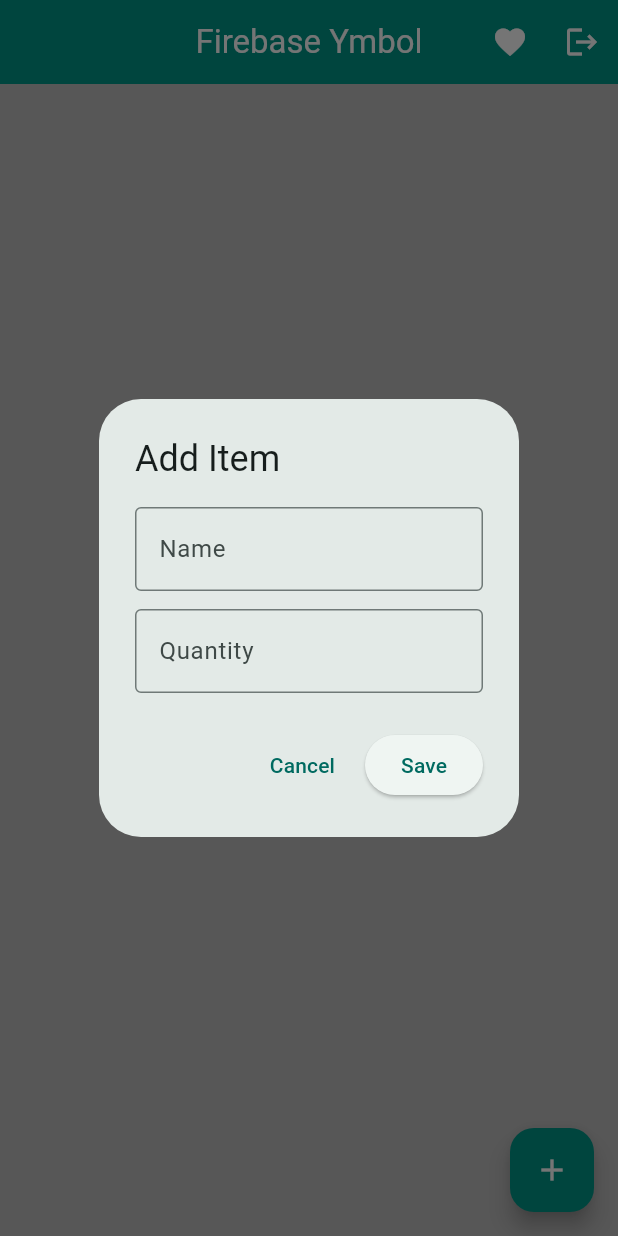
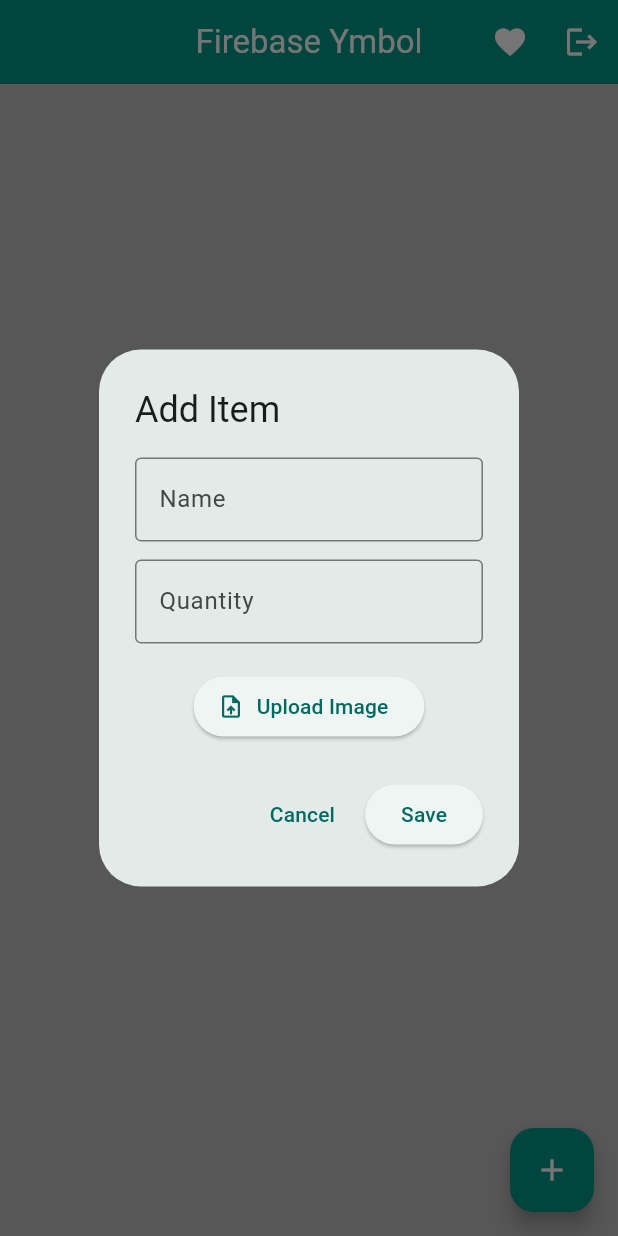
Before and after one commit to Saint-Archylax/flutter_notes_firebase-cloudinary_task10, a Flutter app: the screen it shows once a user with an empty profile is signed in, after a tap on the "favorite outline" icon, after a tap on the "add" icon, on a phone screen of 412 x 824 dp. Run offline on Flutter 3.47's test engine with Material 3 defaults, Android fonts, the phone set to English and light mode, and no system bars; our stand-ins replace cloud_firestore, firebase_auth, firebase_core, google_sign_in, image_picker; missing offline and left inert: cloudinary_public; accounts and stored records are empty.

Commit message:
Task 10 Firebase Cloudinary Image Upload

```diff
--- a/lib/crud_service.dart
+++ b/lib/crud_service.dart
@@ -1,5 +1,16 @@
+import 'dart:io';
+
 import 'package:cloud_firestore/cloud_firestore.dart';
 import 'package:firebase_auth/firebase_auth.dart';
+import 'package:cloudinary_public/cloudinary_public.dart';
+import 'package:image_picker/image_picker.dart';
+
+class PickedImage {
+  final File file;
+  final String url;
+
+  PickedImage({required this.file, required this.url});
+}
 
 class CrudService {
   final CollectionReference<Map<String, dynamic>> items =
@@ -7,7 +18,38 @@ class CrudService {
 
   String get ownerId => FirebaseAuth.instance.currentUser!.uid;
 
-  //Save a new item under the currently logged-in user.
+  //my cloudinary name
+  static const String cloudName = 'axoafxtn';
+  static const String uploadPreset = 'flutter_notes_preset';
+
+  final CloudinaryPublic _cloudinary = CloudinaryPublic(
+    cloudName,
+    uploadPreset,
+    cache: false,
+  );
+  final ImagePicker _picker = ImagePicker();
+
+  //Pumili ng picture sa gallery at i-upload ito sa Cloudinary.
+  Future<PickedImage?> pickImageForAddItem() async {
+    final XFile? pickedFile = await _picker.pickImage(
+      source: ImageSource.gallery,
+      imageQuality: 80,
+      maxWidth: 1200,
+    );
+    if (pickedFile == null) return null;
+
+    final file = File(pickedFile.path);
+    final response = await _cloudinary.uploadFile(
+      CloudinaryFile.fromFile(
+        file.path,
+        resourceType: CloudinaryResourceType.Image,
+      ),
+    );
+
+    return PickedImage(file: file, url: response.secureUrl);
+  }
+
+  //I-save ang item data at ang URL ng image sa Firestore.
   Future<void> addItem(String name, int quantity, {String imageUrl = ''}) async {
     await items.add({
       'name': name,
@@ -19,22 +61,32 @@ class CrudService {
     });
   }
 
-  //Read only this user's items. Automatic updates from Firebase.
+  //Basahin lamang ang items ng kasalukuyang naka-login na user.
   Stream<QuerySnapshot<Map<String, dynamic>>> getItems() {
     return items.where('ownerId', isEqualTo: ownerId).snapshots();
   }
 
-  //Edit the name and quantity without changing the favorite status.
-  Future<void> updateItem(String id, String name, int quantity) async {
-    await items.doc(id).update({'name': name, 'quantity': quantity});
+  //I-update ang item; palitan lang ang picture kapag may bagong URL.
+  Future<void> updateItem(
+    String id,
+    String name,
+    int quantity, {
+    String? imageUrl,
+  }) async {
+    final updates = <String, dynamic>{
+      'name': name,
+      'quantity': quantity,
+    };
+    if (imageUrl != null) updates['image_url'] = imageUrl;
+    await items.doc(id).update(updates);
   }
 
-  //Save the heart status in Firestore para hindi mawala after restart.
+  //I-save ang Favorites para hindi ito mawala after restarting.
   Future<void> setFavorite(String id, bool isFavorite) async {
     await items.doc(id).update({'isFavorite': isFavorite});
   }
 
-  //Delete the selected item.
+  //Tanggalin ang item record sa Firestore (hindi ang Cloudinary image).
   Future<void> deleteItem(String id) async {
     await items.doc(id).delete();
   }
--- a/lib/home_page.dart
+++ b/lib/home_page.dart
@@ -1,3 +1,5 @@
+import 'dart:io';
+
 import 'package:cloud_firestore/cloud_firestore.dart';
 import 'package:flutter/material.dart';
 import 'crud_service.dart';
@@ -30,12 +32,16 @@ class _HomePageState extends State<HomePage> {
     );
   }
 
-  //Same dialog for adding and editing an item.
+  //Gamit ang parehong dialog para sa Add at Edit Item.
   void openItemDialog({QueryDocumentSnapshot<Map<String, dynamic>>? item}) {
     final bool isEditing = item != null;
     final data = item?.data();
     nameCtrl.text = data?['name']?.toString() ?? '';
     qtyCtrl.text = data?['quantity']?.toString() ?? '';
+
+    File? selectedImageFile;
+    String? selectedImageUrl = data?['image_url']?.toString();
+    bool uploading = false;
     bool saving = false;
 
     showDialog<void>(
@@ -43,7 +49,8 @@ class _HomePageState extends State<HomePage> {
       builder: (dialogContext) => StatefulBuilder(
         builder: (dialogContext, setDialogState) => AlertDialog(
           title: Text(isEditing ? 'Edit Item' : 'Add Item'),
-          content: Column(
+          content: SingleChildScrollView(
+            child: Column(
               mainAxisSize: MainAxisSize.min,
               children: [
                 TextField(
@@ -62,15 +69,68 @@ class _HomePageState extends State<HomePage> {
                     border: OutlineInputBorder(),
                   ),
                 ),
+                const SizedBox(height: 10),
+                if (selectedImageFile != null)
+                  ClipRRect(
+                    borderRadius: BorderRadius.circular(8),
+                    child: Image.file(
+                      selectedImageFile!,
+                      width: 120,
+                      height: 120,
+                      fit: BoxFit.cover,
+                    ),
+                  )
+                else if (selectedImageUrl != null && selectedImageUrl!.isNotEmpty)
+                  ClipRRect(
+                    borderRadius: BorderRadius.circular(8),
+                    child: Image.network(
+                      selectedImageUrl!,
+                      width: 120,
+                      height: 120,
+                      fit: BoxFit.cover,
+                      errorBuilder: (context, error, stackTrace) =>
+                          const Icon(Icons.broken_image, size: 50),
+                    ),
+                  ),
+                const SizedBox(height: 8),
+                ElevatedButton.icon(
+                  onPressed: uploading || saving
+                      ? null
+                      : () async {
+                          setDialogState(() => uploading = true);
+                          try {
+                            //I-upload agad ang napiling picture, tulad sa video.
+                            final pickedImage =
+                                await service.pickImageForAddItem();
+                            if (pickedImage != null && dialogContext.mounted) {
+                              setDialogState(() {
+                                selectedImageFile = pickedImage.file;
+                                selectedImageUrl = pickedImage.url;
+                              });
+                            }
+                          } catch (error) {
+                            showError(error);
+                          } finally {
+                            if (dialogContext.mounted) {
+                              setDialogState(() => uploading = false);
+                            }
+                          }
+                        },
+                  icon: const Icon(Icons.upload_file),
+                  label: Text(uploading ? 'Uploading...' : 'Upload Image'),
+                ),
               ],
+            ),
           ),
           actions: [
             TextButton(
-              onPressed: saving ? null : () => Navigator.pop(dialogContext),
+              onPressed: uploading || saving
+                  ? null
+                  : () => Navigator.pop(dialogContext),
               child: const Text('Cancel'),
             ),
             ElevatedButton(
-              onPressed: saving
+              onPressed: uploading || saving
                   ? null
                   : () async {
                       final name = nameCtrl.text.trim();
@@ -78,17 +138,29 @@ class _HomePageState extends State<HomePage> {
                       if (name.isEmpty || quantity == null || quantity <= 0) {
                         ScaffoldMessenger.of(context).showSnackBar(
                           const SnackBar(
-                            content: Text('Enter a name and a quantity greater than zero.'),
+                            content: Text(
+                              'Enter a name and a quantity greater than zero.',
+                            ),
                           ),
                         );
                         return;
                       }
+
                       setDialogState(() => saving = true);
                       try {
                         if (isEditing) {
-                          await service.updateItem(item.id, name, quantity);
+                          await service.updateItem(
+                            item.id,
+                            name,
+                            quantity,
+                            imageUrl: selectedImageUrl,
+                          );
                         } else {
-                          await service.addItem(name, quantity);
+                          await service.addItem(
+                            name,
+                            quantity,
+                            imageUrl: selectedImageUrl ?? '',
+                          );
                         }
                         if (dialogContext.mounted) Navigator.pop(dialogContext);
                       } catch (error) {
@@ -106,7 +178,7 @@ class _HomePageState extends State<HomePage> {
     );
   }
 
-  //Ask for confirmation before deleting.
+  //Magtanong muna bago mag-delete ng item.
   void confirmDelete(String id) {
     showDialog<void>(
       context: context,
@@ -134,7 +206,7 @@ class _HomePageState extends State<HomePage> {
     );
   }
 
-  //Update the heart and save the result directly in Firebase.
+  //I-update ang heart status at i-save sa Firebase.
   Future<void> toggleFavorite(String id, bool isFavorite) async {
     try {
       await service.setFavorite(id, !isFavorite);
@@ -153,7 +225,7 @@ class _HomePageState extends State<HomePage> {
         backgroundColor: Colors.teal,
         foregroundColor: Colors.white,
         actions: [
-          //Top heart: switch between all items and favorite items.
+          //show Favorites lang pag naka select ang top heart.
           IconButton(
             tooltip: showFavoritesOnly ? 'Show all items' : 'Show favorites',
             icon: Icon(
@@ -163,7 +235,6 @@ class _HomePageState extends State<HomePage> {
               setState(() => showFavoritesOnly = !showFavoritesOnly);
             },
           ),
-          //Keep the Phase 2 logout button.
           IconButton(
             tooltip: 'Logout',
             icon: const Icon(Icons.logout),
@@ -193,7 +264,7 @@ class _HomePageState extends State<HomePage> {
             return const Center(child: CircularProgressIndicator());
           }
 
-          //Older Firestore documents may not have isFavorite yet.
+          //no isFavorite field
           final docs = snapshot.data!.docs.where((doc) {
             return !showFavoritesOnly || doc.data()['isFavorite'] == true;
           }).toList();
@@ -222,17 +293,31 @@ class _HomePageState extends State<HomePage> {
               final item = docs[index];
               final data = item.data();
               final bool isFavorite = data['isFavorite'] == true;
+              final String imageUrl = data['image_url']?.toString() ?? '';
 
               return Card(
                 margin: const EdgeInsets.symmetric(vertical: 6),
                 color: const Color(0xFFF6F2F8),
                 child: ListTile(
+                  //show pics if url
+                  leading: imageUrl.isEmpty
+                      ? null
+                      : ClipRRect(
+                          borderRadius: BorderRadius.circular(8),
+                          child: Image.network(
+                            imageUrl,
+                            width: 60,
+                            height: 60,
+                            fit: BoxFit.cover,
+                            errorBuilder: (context, error, stackTrace) =>
+                                const Icon(Icons.broken_image, size: 45),
+                          ),
+                        ),
                   title: Text(data['name']?.toString() ?? 'Unnamed'),
                   subtitle: Text('Quantity: ${data['quantity'] ?? 0}'),
                   trailing: Row(
                     mainAxisSize: MainAxisSize.min,
                     children: [
-                      //Small heart: mark or unmark this item as favorite.
                       IconButton(
                         tooltip: isFavorite ? 'Remove favorite' : 'Add favorite',
                         icon: Icon(
--- a/pubspec.yaml
+++ b/pubspec.yaml
@@ -38,6 +38,8 @@ dependencies:
   cloud_firestore: ^7.2.0
   firebase_auth: ^7.1.0
   google_sign_in: ^7.2.0
+  cloudinary_public: ^0.23.1
+  image_picker: ^1.2.4
 
 dev_dependencies:
   flutter_test:
```
Also changed, not shown: pubspec.lock, 6 other files. Lines whose indentation alone changed are shown as unchanged.
